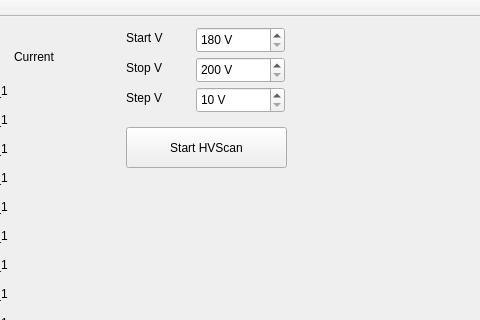
First picture: the form in mainwindow.ui, repository aspirantip/spascharm_hvp, before the edit; both pictures show x 434 to 914 and y 0 to 320 of the 1052 by 605 pixel window.
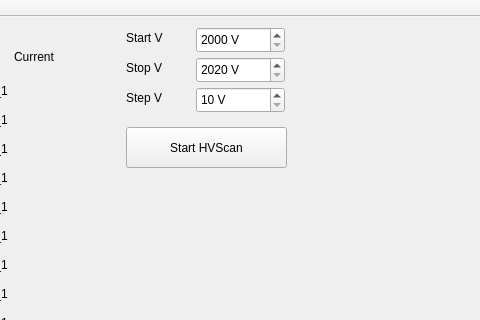
Second picture: the form after the edit.

The edit to the form file:
```diff
--- a/mainwindow.ui
+++ b/mainwindow.ui
@@ -121,7 +121,7 @@
      <string/>
     </property>
     <property name="minimum">
-     <number>180</number>
+     <number>2000</number>
     </property>
     <property name="maximum">
      <number>2600</number>
@@ -143,7 +143,7 @@
      <string/>
     </property>
     <property name="minimum">
-     <number>200</number>
+     <number>2020</number>
     </property>
     <property name="maximum">
      <number>2600</number>
```
